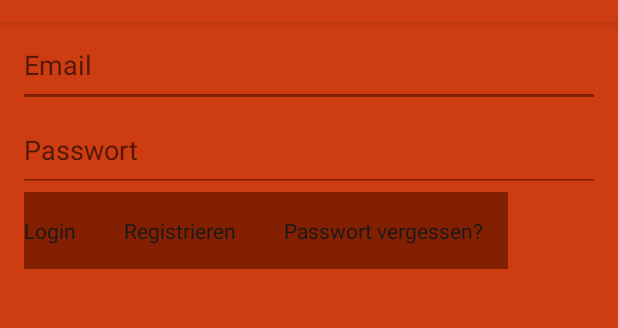
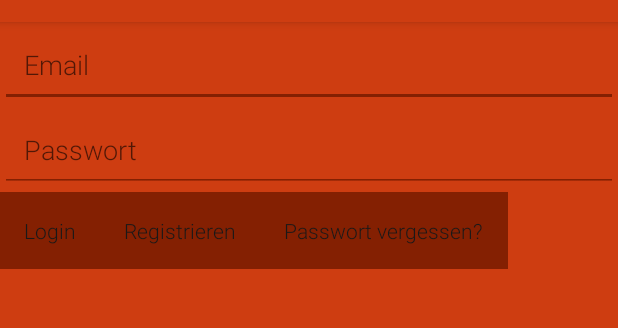
Before and after one commit to DominikS745/App-entwicklung, an Android app: the LoginActivity screen opened directly, with no data from a screen before it, on a phone screen of 412 x 824 dp, the part 62-390 px from its top. Run offline under Robolectric (Android 15) with nearby library versions, the phone set to English and light mode, and no system bars; libraries missing offline, so code that uses them is left out: com.loopj.android, cz.msebera.android.

Commit message:
Neue Farben hinzugefügt und kleine Löschung in doppeltem Code. Farben noch NICHT referenziert

```diff
--- a/app/src/main/res/layout/navdrawer_login.xml
+++ b/app/src/main/res/layout/navdrawer_login.xml
@@ -5,11 +5,7 @@
     android:id="@+id/drawer_layout"
     android:layout_width="match_parent"
     android:layout_height="match_parent"
-    android:orientation="vertical"
-    android:paddingBottom="@dimen/activity_vertical_margin"
-    android:paddingLeft="@dimen/activity_horizontal_margin"
-    android:paddingRight="@dimen/activity_horizontal_margin"
-    android:paddingTop="@dimen/activity_vertical_margin">
+    android:orientation="vertical">
 
     <!-- The main content view -->
     <FrameLayout
```
Also changed, not shown: app/src/main/res/values/colors.xml (+7 -2 lines), app/src/main/res/values/styles.xml (+1 -6 lines).
